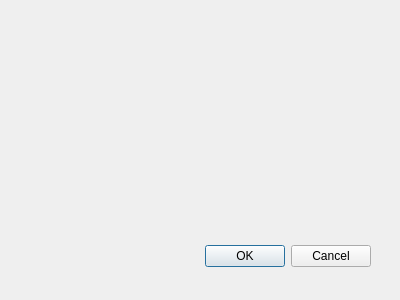
Old version of the form add_layers_dialog_base.ui in the repository RDR96/Add_Layers_Plugin.
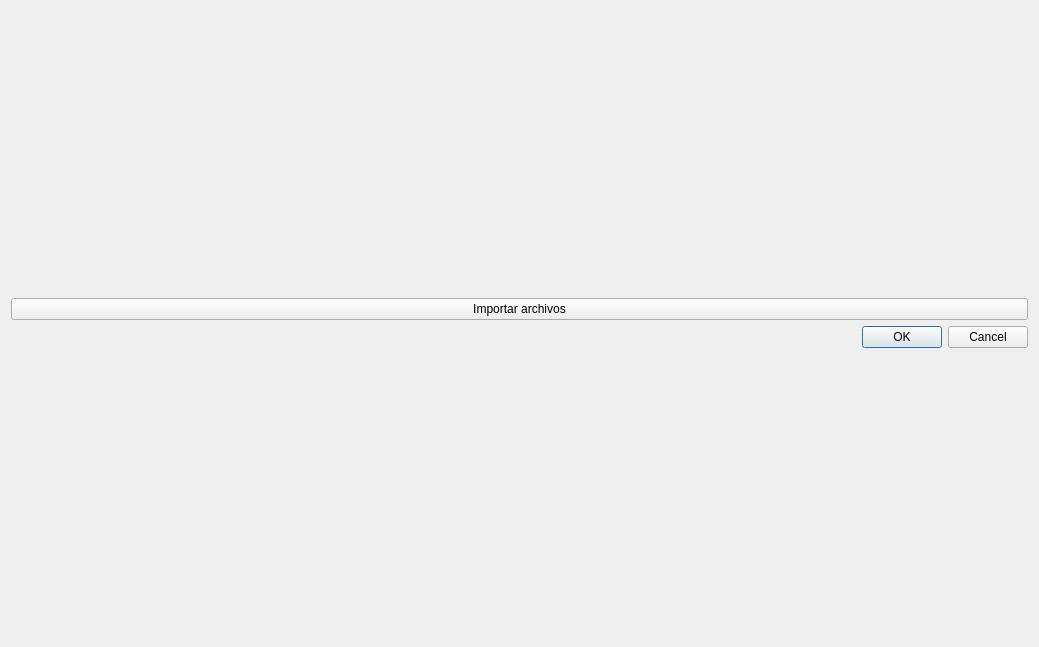
New version of the form.

Commit message: Comienzo de interfaz de usuario y funcionalidad de selección de archivo

Patch:
```diff
--- a/add_layers_dialog_base.ui
+++ b/add_layers_dialog_base.ui
@@ -1,33 +1,43 @@
 <ui version="4.0" >
  <class>AddLayersDialogBase</class>
- <widget class="QDialog" name="AddLayersDialogBase" >
-  <property name="geometry" >
+ <widget class="QDialog" name="AddLayersDialogBase">
+  <property name="geometry">
    <rect>
     <x>0</x>
     <y>0</y>
-    <width>400</width>
-    <height>300</height>
+    <width>1039</width>
+    <height>647</height>
    </rect>
   </property>
   <property name="windowTitle" >
    <string>Add Layers</string>
   </property>
-  <widget class="QDialogButtonBox" name="button_box" >
-   <property name="geometry" >
-    <rect>
-     <x>30</x>
-     <y>240</y>
-     <width>341</width>
-     <height>32</height>
-    </rect>
-   </property>
-   <property name="orientation" >
-    <enum>Qt::Horizontal</enum>
-   </property>
-   <property name="standardButtons" >
-    <set>QDialogButtonBox::Cancel|QDialogButtonBox::Ok</set>
-   </property>
-  </widget>
+  <layout class="QGridLayout" name="gridLayout_3">
+   <item row="0" column="1">
+    <layout class="QVBoxLayout" name="verticalLayout">
+     <item>
+      <layout class="QGridLayout" name="gridLayout"/>
+     </item>
+     <item>
+      <widget class="QPushButton" name="pushButton">
+       <property name="text">
+        <string>Importar archivos</string>
+       </property>
+      </widget>
+     </item>
+     <item>
+      <widget class="QDialogButtonBox" name="button_box">
+       <property name="orientation">
+        <enum>Qt::Horizontal</enum>
+       </property>
+       <property name="standardButtons">
+        <set>QDialogButtonBox::Cancel|QDialogButtonBox::Ok</set>
+       </property>
+      </widget>
+     </item>
+    </layout>
+   </item>
+  </layout>
  </widget>
  <resources/>
  <connections>
```
Left out of the diff: 29 changed lines with no effect on the pictures. The commit also changes 2 other files.
